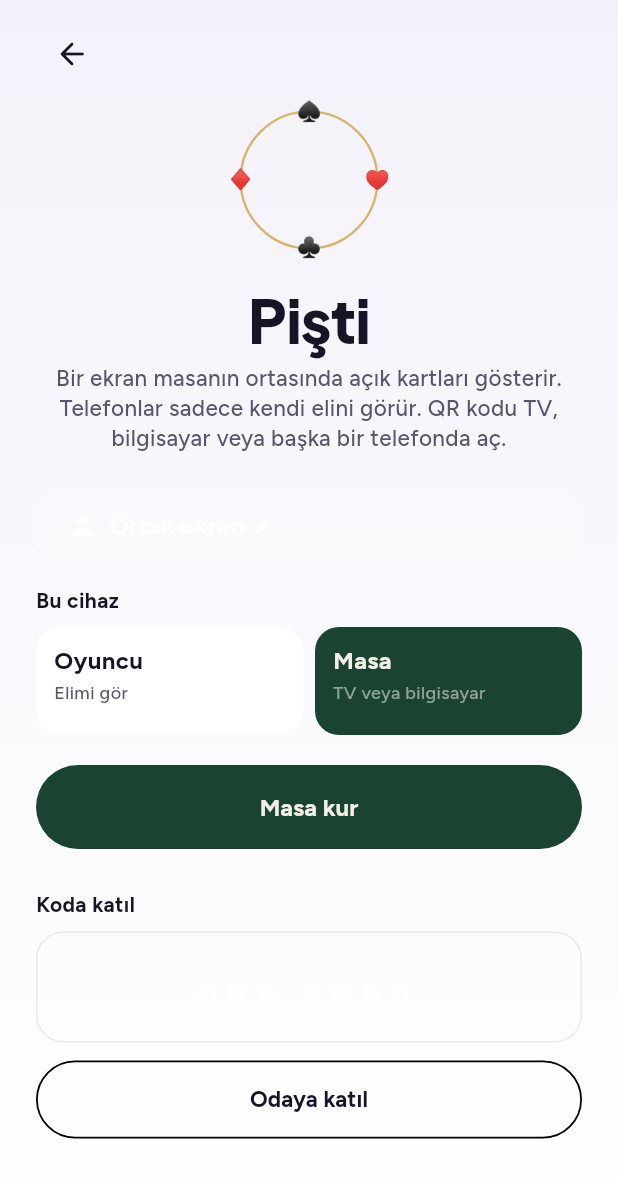
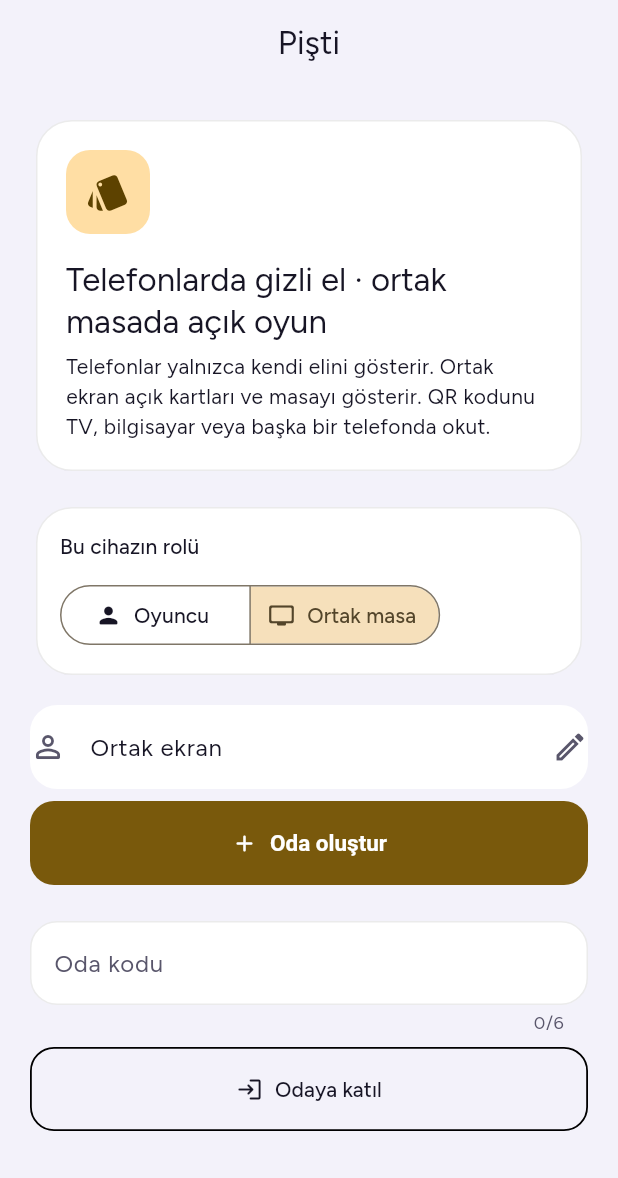
Before and after one commit to ferdidrgn/AZOyun, a Flutter app: the DeckLobbyScreen widget shown alone on an empty page, opened directly, on a phone screen of 412 x 824 dp. Shown: the top 1178 px of the screen. Run offline on Flutter 3.47's test engine with Material 3 defaults, Android fonts, the phone set to English and light mode, and no system bars; drawn by our look-alikes of dynamic_color; our stand-ins replace app_links, firebase_analytics, firebase_core, firebase_crashlytics, firebase_database, firebase_messaging and 15 more; missing offline and left inert: games_services, mobile_scanner; accounts and stored records are empty; network calls fail.

Commit message:
ui: unify online lobby surfaces

```diff
--- a/lib/features/deck/deck_lobby_screen.dart
+++ b/lib/features/deck/deck_lobby_screen.dart
@@ -3,6 +3,7 @@ import 'package:flutter/material.dart';
 import '../../core/services/storage_service.dart';
 import '../../core/theme/felt.dart';
 import '../../core/widgets/az_widgets.dart';
+import '../../core/widgets/az_online_lobby.dart';
 import 'deck_repository.dart';
 import 'deck_room_screen.dart';
 
@@ -47,7 +48,8 @@ class _DeckLobbyScreenState extends State<DeckLobbyScreen> {
       return;
     }
     final size = MediaQuery.sizeOf(context);
-    _asTable = widget.table || (widget.initialCode == null && size.width >= 840);
+    _asTable =
+        widget.table || (widget.initialCode == null && size.width >= 840);
   }
 
   @override
@@ -72,7 +74,8 @@ class _DeckLobbyScreenState extends State<DeckLobbyScreen> {
   }
 
   Future<void> _askName() async {
-    final name = await showNameDialog(context, current: _name, accentColor: FeltColors.felt);
+    final name = await showNameDialog(context,
+        current: _name, accentColor: FeltColors.felt);
     if (name == null || !mounted) {
       return;
     }
@@ -134,7 +137,8 @@ class _DeckLobbyScreenState extends State<DeckLobbyScreen> {
     }
     setState(() => _loading = true);
     try {
-      final joined = await _repo.join(code: code, name: _name!, asTable: _asTable);
+      final joined =
+          await _repo.join(code: code, name: _name!, asTable: _asTable);
       if (!mounted) {
         return;
       }
@@ -164,154 +168,53 @@ class _DeckLobbyScreenState extends State<DeckLobbyScreen> {
   }
 
   @override
-  Widget build(BuildContext context) {
-    final palette = FeltPalette.of(context);
-    return Scaffold(
-      body: FeltBackdrop(
-        child: SafeArea(
-          child: Center(
-            child: ConstrainedBox(
-              constraints: const BoxConstraints(maxWidth: 480),
-              child: ListView(
-                padding: const EdgeInsets.fromLTRB(24, 12, 24, 24),
-                children: [
-                  Align(
-                    alignment: Alignment.centerLeft,
-                    child: IconButton(
-                      onPressed: () => Navigator.pop(context),
-                      icon: Icon(Icons.arrow_back_rounded, color: palette.ink),
-                    ),
-                  ),
-                  const Center(child: FeltMark(size: 120)),
-                  const SizedBox(height: 12),
-                  Text('Pişti', textAlign: TextAlign.center, style: feltDisplay(palette.ink, 40)),
-                  const SizedBox(height: 8),
-                  Text(
-                    'Bir ekran masanın ortasında açık kartları gösterir. Telefonlar sadece kendi elini görür. QR kodu TV, bilgisayar veya başka bir telefonda aç.',
-                    textAlign: TextAlign.center,
-                    style: feltUi(palette.muted, 15),
-                  ),
-                  const SizedBox(height: 24),
-                  AZNameChip(name: _name, onTap: _askName),
-                  const SizedBox(height: 16),
-                  Text('Bu cihaz', style: feltUi(palette.ink, 14, weight: FontWeight.w700)),
-                  const SizedBox(height: 8),
-                  Row(
-                    children: [
-                      Expanded(
-                        child: _RoleButton(
-                          label: 'Oyuncu',
-                          detail: 'Elimi gör',
-                          selected: !_asTable,
-                          onTap: () => setState(() {
-                            _roleTouched = true;
-                            _asTable = false;
-                          }),
-                        ),
-                      ),
-                      const SizedBox(width: 8),
-                      Expanded(
-                        child: _RoleButton(
-                          label: 'Masa',
-                          detail: 'TV veya bilgisayar',
-                          selected: _asTable,
-                          onTap: () => setState(() {
-                            _roleTouched = true;
-                            _asTable = true;
-                          }),
-                        ),
-                      ),
-                    ],
-                  ),
-                  const SizedBox(height: 20),
-                  SizedBox(
-                    height: 56,
-                    width: double.infinity,
-                    child: FilledButton(
-                      onPressed: _loading ? null : _create,
-                      style: FilledButton.styleFrom(
-                        backgroundColor: FeltColors.felt,
-                        foregroundColor: FeltColors.ivory,
-                      ),
-                      child: _loading
-                          ? const SizedBox(
-                              width: 22,
-                              height: 22,
-                              child: CircularProgressIndicator(strokeWidth: 2.4, color: FeltColors.ivory),
-                            )
-                          : Text('Masa kur', style: feltUi(FeltColors.ivory, 16, weight: FontWeight.w700)),
-                    ),
-                  ),
-                  const SizedBox(height: 28),
-                  Text('Koda katıl', style: feltUi(palette.ink, 14, weight: FontWeight.w700)),
-                  const SizedBox(height: 8),
-                  AZCodeField(controller: _codeCtrl),
-                  const SizedBox(height: 12),
-                  SizedBox(
-                    height: 52,
-                    width: double.infinity,
-                    child: OutlinedButton(
-                      onPressed: _loading ? null : _join,
-                      child: Text('Odaya katıl', style: feltUi(palette.ink, 15, weight: FontWeight.w700)),
-                    ),
-                  ),
-                ],
-              ),
-            ),
-          ),
-        ),
-      ),
-    );
-  }
-}
-
-class _RoleButton extends StatelessWidget {
-  const _RoleButton({
-    required this.label,
-    required this.detail,
-    required this.selected,
-    required this.onTap,
-  });
-
-  final String label;
-  final String detail;
-  final bool selected;
-  final VoidCallback onTap;
-
-  @override
-  Widget build(BuildContext context) {
-    final palette = FeltPalette.of(context);
-    return Material(
-      color: selected ? FeltColors.felt : palette.surface,
-      borderRadius: BorderRadius.circular(16),
-      child: InkWell(
-        onTap: onTap,
-        borderRadius: BorderRadius.circular(16),
-        child: ConstrainedBox(
-          constraints: const BoxConstraints(minHeight: 72),
+  Widget build(BuildContext context) => AZOnlineLobby(
+        title: 'Pişti',
+        icon: Icons.style_rounded,
+        summary: 'Telefonlarda gizli el · ortak masada açık oyun',
+        instructions:
+            'Telefonlar yalnızca kendi elini gösterir. Ortak ekran açık kartları ve masayı gösterir. '
+            'QR kodunu TV, bilgisayar veya başka bir telefonda okut.',
+        playerName: _name,
+        codeController: _codeCtrl,
+        loading: _loading,
+        onRename: _askName,
+        onCreate: _create,
+        onJoin: _join,
+        setupOptions: Card(
           child: Padding(
-            padding: const EdgeInsets.symmetric(horizontal: 12, vertical: 12),
+            padding: const EdgeInsets.all(16),
             child: Column(
               crossAxisAlignment: CrossAxisAlignment.start,
               children: [
-                Text(
-                  label,
-                  style: feltUi(
-                    selected ? FeltColors.ivory : palette.ink,
-                    16,
-                    weight: FontWeight.w700,
-                  ),
-                ),
-                const SizedBox(height: 2),
-                Text(
-                  detail,
-                  style: feltUi(selected ? FeltColors.mist : palette.muted, 12),
+                Text('Bu cihazın rolü',
+                    style: Theme.of(context).textTheme.titleSmall),
+                const SizedBox(height: 12),
+                SegmentedButton<bool>(
+                  showSelectedIcon: false,
+                  segments: const [
+                    ButtonSegment(
+                      value: false,
+                      icon: Icon(Icons.person_rounded),
+                      label: Text('Oyuncu'),
+                    ),
+                    ButtonSegment(
+                      value: true,
+                      icon: Icon(Icons.tv_rounded),
+                      label: Text('Ortak masa'),
+                    ),
+                  ],
+                  selected: {_asTable},
+                  onSelectionChanged: _loading
+                      ? null
+                      : (selection) => setState(() {
+                            _roleTouched = true;
+                            _asTable = selection.first;
+                          }),
                 ),
               ],
             ),
           ),
         ),
-      ),
-    );
-  }
+      );
 }
```
